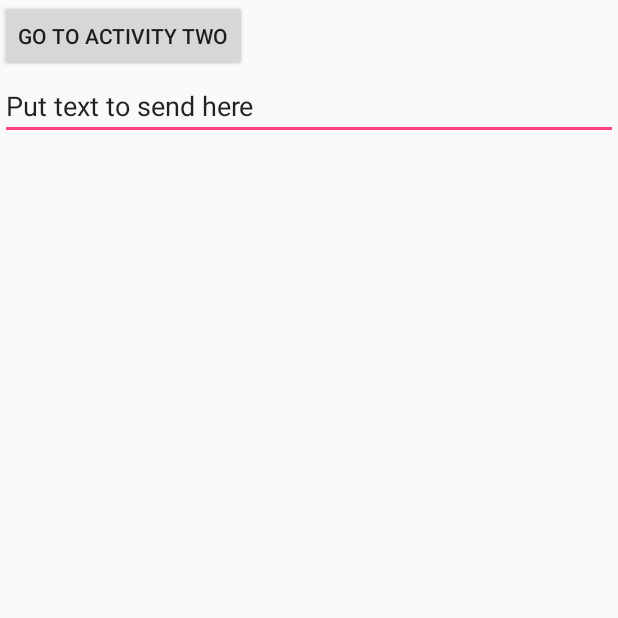
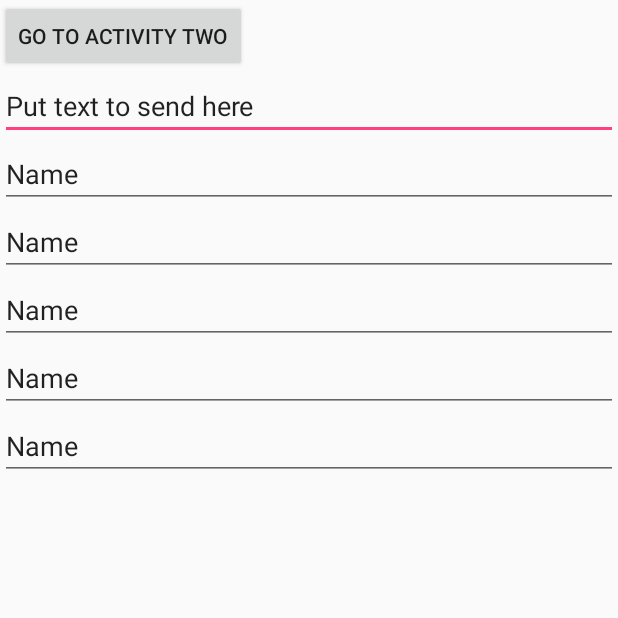
Before and after one commit to filipw2/projektGenerator, an Android app: the screen it shows after launch (MainActivity), on a phone screen of 412 x 824 dp, the top half of it. Run offline under Robolectric (Android 15) with nearby library versions, the phone set to English and light mode, and no system bars.

```diff
--- a/app/src/main/res/layout/activity_main.xml
+++ b/app/src/main/res/layout/activity_main.xml
@@ -19,4 +19,44 @@
         android:ems="10"
         android:inputType="textPersonName"
         android:text="Put text to send here" />
+
+    <EditText
+        android:id="@+id/editText2"
+        android:layout_width="match_parent"
+        android:layout_height="wrap_content"
+        android:ems="10"
+        android:inputType="textPersonName"
+        android:text="Name" />
+
+    <EditText
+        android:id="@+id/editText3"
+        android:layout_width="match_parent"
+        android:layout_height="wrap_content"
+        android:ems="10"
+        android:inputType="textPersonName"
+        android:text="Name" />
+
+    <EditText
+        android:id="@+id/editText4"
+        android:layout_width="match_parent"
+        android:layout_height="wrap_content"
+        android:ems="10"
+        android:inputType="textPersonName"
+        android:text="Name" />
+
+    <EditText
+        android:id="@+id/editText5"
+        android:layout_width="match_parent"
+        android:layout_height="wrap_content"
+        android:ems="10"
+        android:inputType="textPersonName"
+        android:text="Name" />
+
+    <EditText
+        android:id="@+id/editText6"
+        android:layout_width="match_parent"
+        android:layout_height="wrap_content"
+        android:ems="10"
+        android:inputType="textPersonName"
+        android:text="Name" />
 </LinearLayout>
```
Also changed, not shown: app/src/main/java/com/example/projekt/generator/Generator.java (+34 -2 lines), app/src/main/java/com/example/projekt/generator/GeneratorActivity.java (+15 -1 lines), app/src/main/res/layout/activity_generator.xml (+18 -0 lines).
